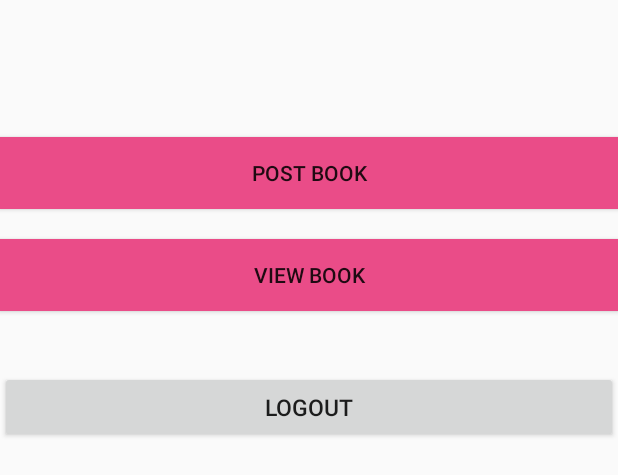
After one commit to indira15/usedbooks, an Android app: the layout activity_main.xml on its own in the app's theme, with its tools: preview values and no code run, on a phone screen of 412 x 824 dp. The commit adds this screen. Shown: the top 475 px of the screen. Run offline under Robolectric (Android 15) with nearby library versions, the phone set to English and light mode, and no system bars.

Commit message:
registry changes

```diff
--- a/app/src/main/java/com/indira/usedbooks/entity/Response.java
+++ b/app/src/main/java/com/indira/usedbooks/entity/Response.java
@@ -8,6 +8,7 @@ public class Response {
 
     private int success;
     private String message;
+    private User user;
 
     public int getSuccess() {
         return success;
@@ -24,4 +25,8 @@ public class Response {
     public void setMessage(String message) {
         this.message = message;
     }
+
+    public User getUser() {
+        return user;
+    }
 }
--- /dev/null
+++ b/app/src/main/res/layout/activity_main.xml
@@ -0,0 +1,43 @@
+<?xml version="1.0" encoding="utf-8"?>
+<LinearLayout xmlns:android="http://schemas.android.com/apk/res/android"
+    android:orientation="vertical" android:layout_width="match_parent"
+    android:layout_height="match_parent">
+    <TextView
+        android:id="@+id/name"
+        android:layout_width="wrap_content"
+        android:layout_height="wrap_content"
+        android:padding="10dp"
+        android:textSize="24dp" />
+
+    <TextView
+        android:id="@+id/email"
+        android:layout_width="wrap_content"
+        android:layout_height="wrap_content"
+        android:textSize="13dp" />
+
+    <Button
+        android:id="@+id/btnpostbook"
+        android:layout_width="fill_parent"
+        android:layout_height="wrap_content"
+        android:layout_marginTop="20dip"
+        android:background="#ea4c88"
+        android:text="@string/postbook"
+       />
+    <Button
+        android:id="@+id/btnviewbook"
+        android:layout_width="fill_parent"
+        android:layout_height="wrap_content"
+        android:layout_marginTop="20dip"
+        android:background="#ea4c88"
+        android:text="@string/viewbook"
+        />
+
+    <Button
+        android:id="@+id/btnLogout"
+        android:layout_width="fill_parent"
+        android:layout_height="wrap_content"
+        android:layout_marginTop="40dip"
+        android:text="@string/btn_logout"
+        android:textAllCaps="false"
+        android:textSize="15dp" />
+</LinearLayout>
--- a/app/src/main/res/values/strings.xml
+++ b/app/src/main/res/values/strings.xml
@@ -22,6 +22,12 @@
     <string name="btn_logout">LOGOUT</string>
     <string name="btn_register">REGISTER</string>
     <string name="btn_login">LOGIN</string>
+    <string name="postbook">POST BOOK</string>
+    <string name="viewbook">VIEW BOOK</string>
+
+
+
+
 
 
     <string name="action_sign_in">Sign in or register</string>
```
Also changed, not shown: app/src/main/java/com/indira/usedbooks/GetUserInterface.java (+12 -8 lines), app/src/main/java/com/indira/usedbooks/LoginActivity.java (added, +66 -0 lines), app/src/main/java/com/indira/usedbooks/RegisterActivity.java (+14 -23 lines), app/src/main/java/com/indira/usedbooks/entity/Request.java (added, +20 -0 lines), app/src/main/res/layout/activity_contactdetails.xml (+1 -14 lines).
